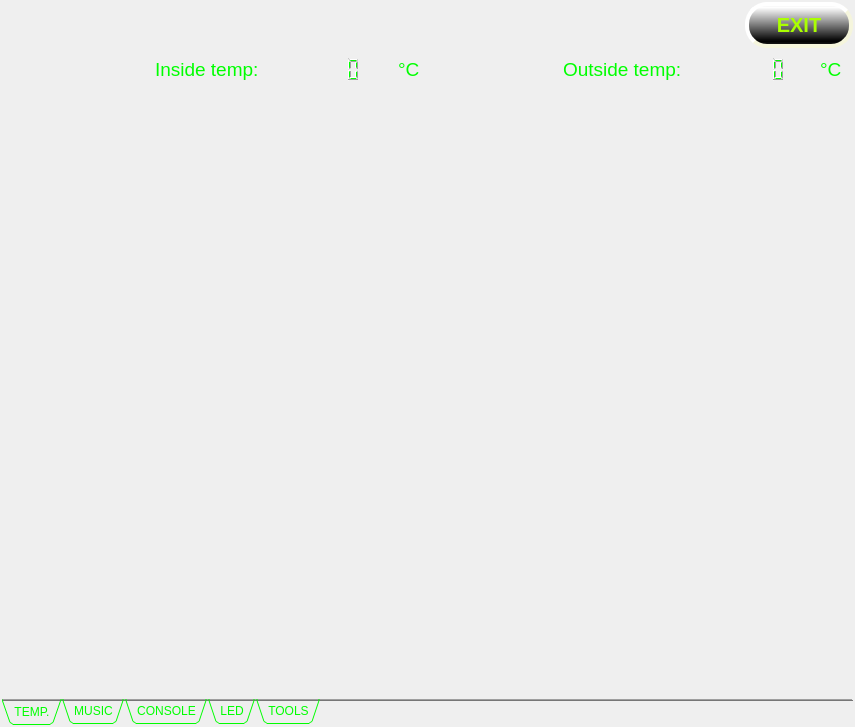
cyniu88/QT_kurs, file iDom_Client/idom_client.ui: the form before one commit.
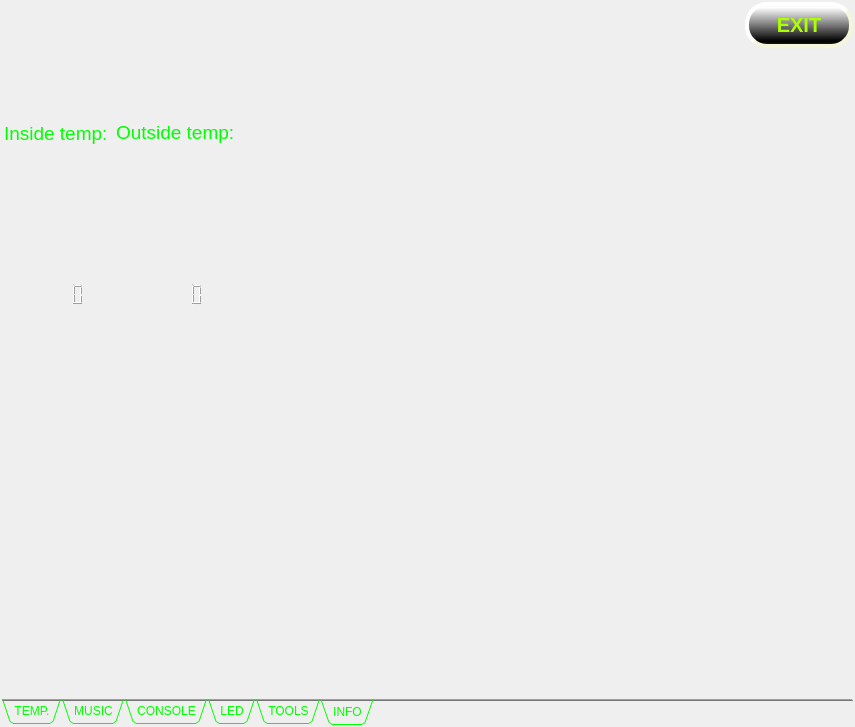
The form after the commit. Icons and pictures are not drawn.

Commit message: dodano termometr  i nowa karte info

Diff of the .ui file:
```diff
--- a/iDom_Client/idom_client.ui
+++ b/iDom_Client/idom_client.ui
@@ -264,7 +264,7 @@
        <enum>QTabWidget::Triangular</enum>
       </property>
       <property name="currentIndex">
-       <number>0</number>
+       <number>5</number>
       </property>
       <property name="iconSize">
        <size>
@@ -335,7 +335,7 @@
                    <enum>QFrame::NoFrame</enum>
                   </property>
                   <property name="smallDecimalPoint">
-                   <bool>true</bool>
+                   <bool>false</bool>
                   </property>
                   <property name="digitCount">
                    <number>5</number>
@@ -2194,6 +2194,190 @@
         </item>
        </layout>
       </widget>
+      <widget class="QWidget" name="tab_6">
+       <attribute name="title">
+        <string>INFO</string>
+       </attribute>
+       <layout class="QGridLayout" name="gridLayout_13">
+        <item row="0" column="0" colspan="2">
+         <layout class="QGridLayout" name="gridLayout_termometerIN">
+          <property name="sizeConstraint">
+           <enum>QLayout::SetNoConstraint</enum>
+          </property>
+          <item row="1" column="0" colspan="2" alignment="Qt::AlignHCenter|Qt::AlignVCenter">
+           <widget class="QLCDNumber" name="InsideLCD_2">
+            <property name="font">
+             <font>
+              <pointsize>14</pointsize>
+             </font>
+            </property>
+            <property name="layoutDirection">
+             <enum>Qt::RightToLeft</enum>
+            </property>
+            <property name="styleSheet">
+             <string notr="true">color: rgb(0, 255, 0);</string>
+            </property>
+            <property name="frameShape">
+             <enum>QFrame::NoFrame</enum>
+            </property>
+            <property name="digitCount">
+             <number>5</number>
+            </property>
+           </widget>
+          </item>
+          <item row="0" column="0">
+           <widget class="QLabel" name="label_2">
+            <property name="sizePolicy">
+             <sizepolicy hsizetype="Fixed" vsizetype="Preferred">
+              <horstretch>0</horstretch>
+              <verstretch>0</verstretch>
+             </sizepolicy>
+            </property>
+            <property name="maximumSize">
+             <size>
+              <width>107</width>
+              <height>16777215</height>
+             </size>
+            </property>
+            <property name="font">
+             <font>
+              <pointsize>14</pointsize>
+             </font>
+            </property>
+            <property name="styleSheet">
+             <string notr="true">color: rgb(0, 255, 0);
+background-color: rgba(0, 0, 0, 0);</string>
+            </property>
+            <property name="text">
+             <string>Inside temp:</string>
+            </property>
+           </widget>
+          </item>
+         </layout>
+        </item>
+        <item row="1" column="1">
+         <widget class="QWidget" name="widget" native="true">
+          <property name="minimumSize">
+           <size>
+            <width>0</width>
+            <height>302</height>
+           </size>
+          </property>
+         </widget>
+        </item>
+        <item row="0" column="5" colspan="2">
+         <spacer name="horizontalSpacer_3">
+          <property name="orientation">
+           <enum>Qt::Horizontal</enum>
+          </property>
+          <property name="sizeType">
+           <enum>QSizePolicy::MinimumExpanding</enum>
+          </property>
+          <property name="sizeHint" stdset="0">
+           <size>
+            <width>40</width>
+            <height>20</height>
+           </size>
+          </property>
+         </spacer>
+        </item>
+        <item row="0" column="3" colspan="2">
+         <layout class="QGridLayout" name="gridLayout_termometerOUT">
+          <property name="sizeConstraint">
+           <enum>QLayout::SetNoConstraint</enum>
+          </property>
+          <item row="1" column="0" colspan="2" alignment="Qt::AlignHCenter|Qt::AlignVCenter">
+           <widget class="QLCDNumber" name="OutsideLCD_2">
+            <property name="font">
+             <font>
+              <family>MS Shell Dlg 2</family>
+              <pointsize>16</pointsize>
+             </font>
+            </property>
+            <property name="layoutDirection">
+             <enum>Qt::LeftToRight</enum>
+            </property>
+            <property name="styleSheet">
+             <string notr="true">color: rgb(0, 255, 0);</string>
+            </property>
+            <property name="frameShape">
+             <enum>QFrame::NoFrame</enum>
+            </property>
+            <property name="smallDecimalPoint">
+             <bool>false</bool>
+            </property>
+            <property name="digitCount">
+             <number>5</number>
+            </property>
+            <property name="segmentStyle">
+             <enum>QLCDNumber::Filled</enum>
+            </property>
+           </widget>
+          </item>
+          <item row="0" column="0">
+           <widget class="QLabel" name="label">
+            <property name="sizePolicy">
+             <sizepolicy hsizetype="Expanding" vsizetype="Preferred">
+              <horstretch>0</horstretch>
+              <verstretch>0</verstretch>
+             </sizepolicy>
+            </property>
+            <property name="maximumSize">
+             <size>
+              <width>119</width>
+              <height>16777215</height>
+             </size>
+            </property>
+            <property name="font">
+             <font>
+              <pointsize>14</pointsize>
+             </font>
+            </property>
+            <property name="styleSheet">
+             <string notr="true">color: rgb(0, 255, 0);
+background-color: rgba(0, 0, 0, 0);</string>
+            </property>
+            <property name="text">
+             <string>Outside temp:</string>
+            </property>
+            <property name="textFormat">
+             <enum>Qt::RichText</enum>
+            </property>
+           </widget>
+          </item>
+         </layout>
+        </item>
+        <item row="1" column="0">
+         <spacer name="verticalSpacer">
+          <property name="orientation">
+           <enum>Qt::Vertical</enum>
+          </property>
+          <property name="sizeType">
+           <enum>QSizePolicy::Ignored</enum>
+          </property>
+          <property name="sizeHint" stdset="0">
+           <size>
+            <width>20</width>
+            <height>40</height>
+           </size>
+          </property>
+         </spacer>
+        </item>
+        <item row="0" column="7">
+         <spacer name="horizontalSpacer_2">
+          <property name="orientation">
+           <enum>Qt::Horizontal</enum>
+          </property>
+          <property name="sizeHint" stdset="0">
+           <size>
+            <width>40</width>
+            <height>20</height>
+           </size>
+          </property>
+         </spacer>
+        </item>
+       </layout>
+      </widget>
      </widget>
     </item>
    </layout>
```
Left out of the diff: 234 changed lines with no effect on the pictures. The commit also changes 8 other files.
